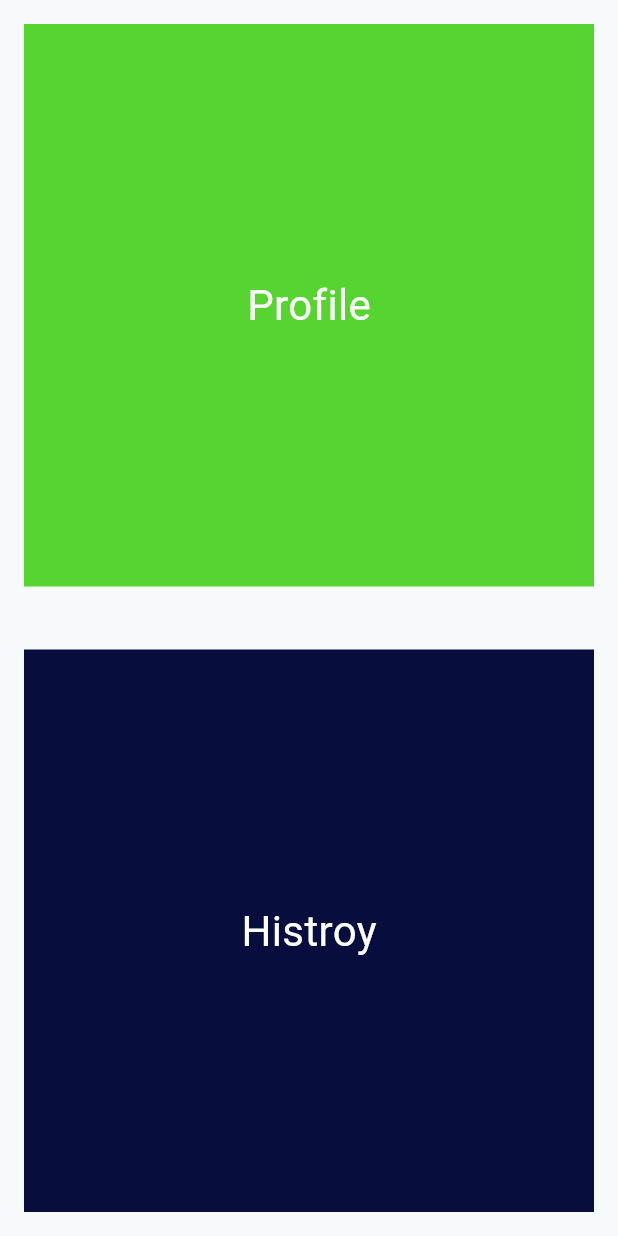
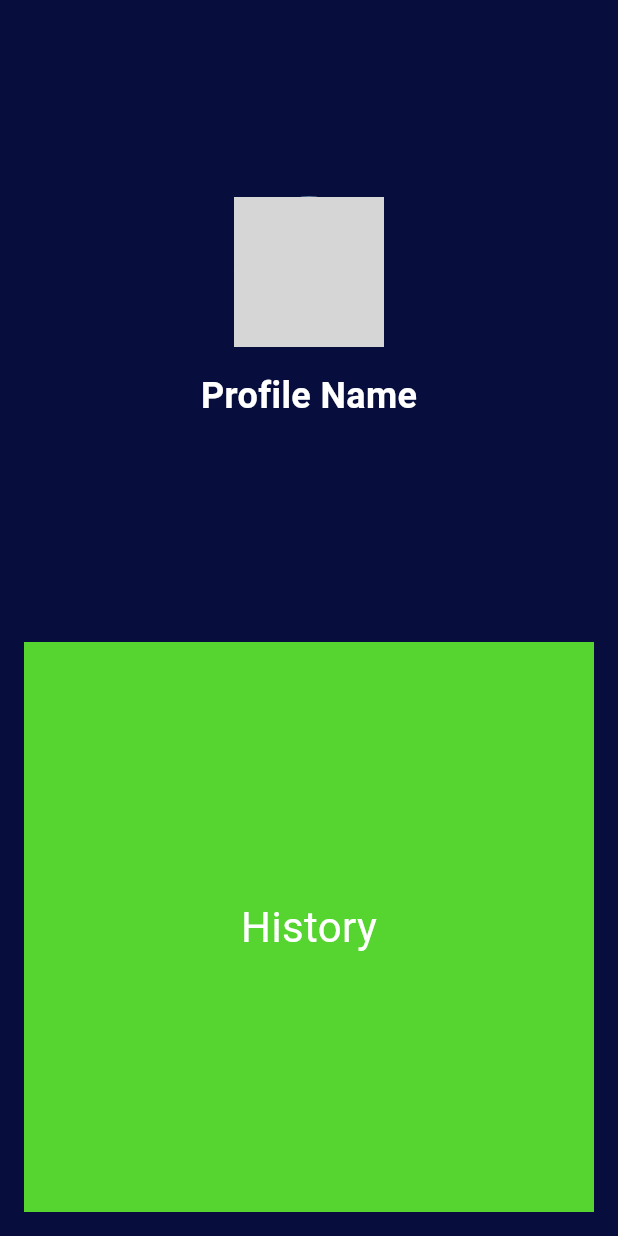
Before and after one commit to RealTeamRocket/rocket-app, a Flutter app: the ProfilePage screen opened directly, on a phone screen of 412 x 824 dp. Run offline on Flutter 3.47's test engine with Material 3 defaults, Android fonts, the phone set to English and light mode, and no system bars; our stand-ins replace flutter_dotenv; network calls fail; grey boxes are pictures that could not be loaded.

Commit message:
refactor: update Profile and History widgets for improved layout and styling

```diff
--- a/mobile_app/lib/pages/profile_page.dart
+++ b/mobile_app/lib/pages/profile_page.dart
@@ -1,6 +1,6 @@
 import 'package:flutter/material.dart';
 import '/constants/constants.dart';
-import '/widgets/widgets.dart';
+// import '/widgets/widgets.dart';
 
 class Profile extends StatelessWidget {
   const Profile({super.key});
@@ -9,16 +9,23 @@ class Profile extends StatelessWidget {
   Widget build(BuildContext context) {
     return Padding(
       padding: const EdgeInsets.all(16.0),
-      child: Container(
-        //height: 300,
-        width: double.infinity,
-        color: ColorConstants.greenColor,
-        child: const Center(
-          child: Text(
-            'Profile',
-            style: TextStyle(color: ColorConstants.white, fontSize: 28),
+      child: Column(
+        mainAxisAlignment: MainAxisAlignment.center,
+        children: [
+          CircleAvatar(
+            radius: 50,
+            backgroundImage: AssetImage('assets/images/profile_picture.png'),
           ),
-        ),
+          const SizedBox(height: 16),
+          const Text(
+            'Profile Name',
+            style: TextStyle(
+              color: ColorConstants.white,
+              fontSize: 24,
+              fontWeight: FontWeight.bold,
+            ),
+          ),
+        ],
       ),
     );
   }
@@ -32,12 +39,11 @@ class History extends StatelessWidget {
     return Padding(
       padding: const EdgeInsets.all(16.0),
       child: Container(
-        //height: 300,
         width: double.infinity,
-        color: ColorConstants.deepBlue,
+        color: ColorConstants.greenColor,
         child: const Center(
           child: Text(
-            'Histroy',
+            'History',
             style: TextStyle(color: ColorConstants.white, fontSize: 28),
           ),
         ),
@@ -57,12 +63,12 @@ class _ProfilePageState extends State<ProfilePage> {
   @override
   Widget build(BuildContext context) {
     return Scaffold(
+      backgroundColor: ColorConstants.deepBlue,
       body: Column(
         children: [
           Expanded(
             child: Profile(),
           ),
-          const SizedBox(height: 10),
           Expanded(
             child: History(),
           ),
```
